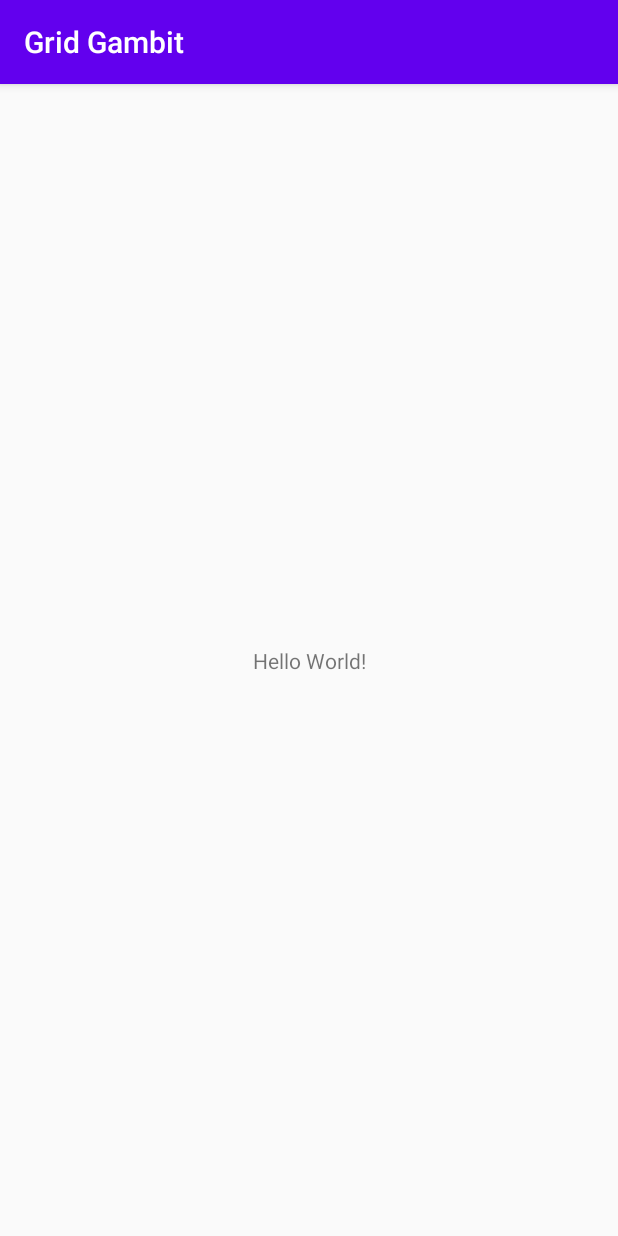
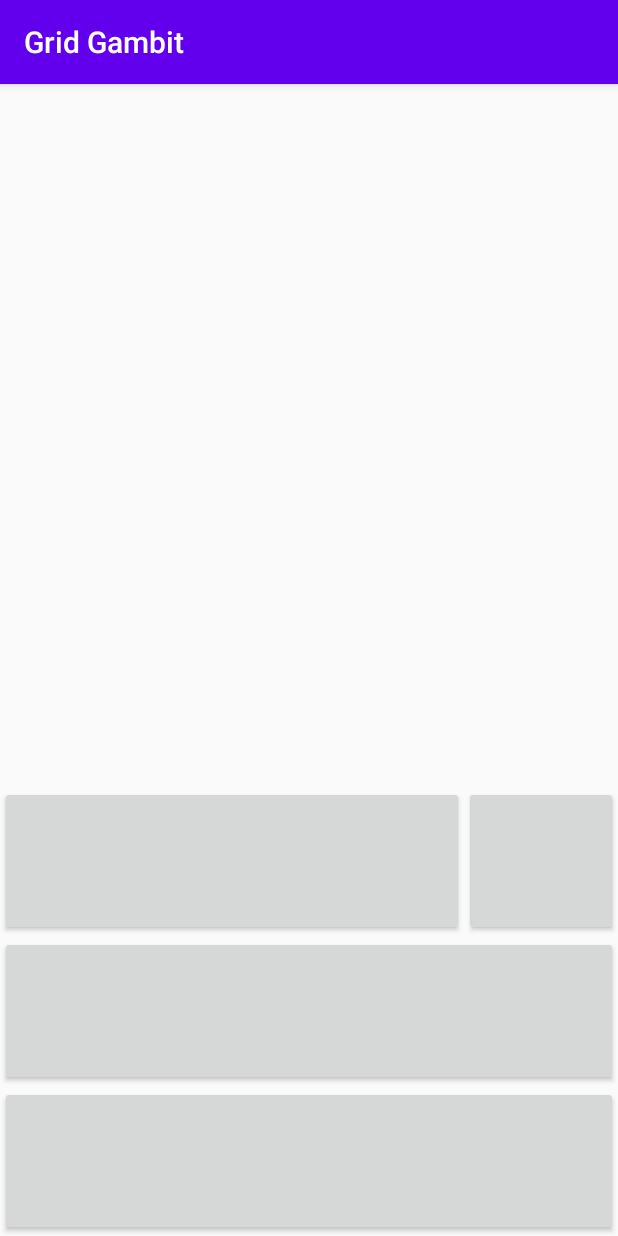
Before and after one commit to TeamoSupremo/GridGambit, an Android app: the screen it shows after launch (MainActivity), on a phone screen of 412 x 824 dp. Run offline under Robolectric (Android 15) with nearby library versions, the phone set to English and light mode, and no system bars.

Commit message:
button layout

```diff
--- a/app/src/main/res/layout/activity_main.xml
+++ b/app/src/main/res/layout/activity_main.xml
@@ -6,13 +6,108 @@
     android:layout_height="match_parent"
     tools:context=".MainActivity">
 
-    <TextView
+    <Button
+        android:id="@+id/sound_button"
         android:layout_width="wrap_content"
         android:layout_height="wrap_content"
-        android:text="Hello World!"
+        android:padding="0dp"
+        android:minHeight="0dp"
+        android:layout_margin="10dp"
+        android:minWidth="0dp"
+        app:layout_constraintStart_toStartOf="parent"
+        app:layout_constraintBottom_toTopOf="@+id/challenge_mode_layout"
+        />
+
+    <Button
+        android:id="@+id/info_button"
+        android:layout_width="wrap_content"
+        android:layout_height="wrap_content"
+        android:padding="0dp"
+        android:minHeight="0dp"
+        android:layout_margin="10dp"
+        android:minWidth="0dp"
+        app:layout_constraintEnd_toEndOf="parent"
+        app:layout_constraintBottom_toTopOf="@+id/challenge_mode_layout"
+        />
+
+    <LinearLayout
+        android:layout_width="match_parent"
+        android:layout_height="wrap_content"
+        android:orientation="horizontal"
+        app:layout_constraintBottom_toTopOf="@+id/endlessModeButton"
+        android:id="@+id/challenge_mode_layout">
+
+
+
+
+        <Button
+            android:id="@+id/challengeModeButton"
+            android:layout_width="match_parent"
+            android:layout_weight="1"
+            android:layout_height="100dp"
+            android:textSize="30sp"
+            android:paddingEnd="10dp"
+            android:paddingStart="0dp"
+            android:shadowColor="#12eaf4"
+            android:shadowDx="0.0"
+            android:shadowDy="0.0"
+            android:shadowRadius="20"
+            android:padding="5dp"
+            app:layout_constraintBottom_toTopOf="@+id/endlessModeButton"
+
+            android:textStyle="bold"
+            android:paddingRight="10dp"
+            android:paddingLeft="0dp" />
+
+        <Button
+            android:id="@+id/levelButton"
+            android:layout_width="match_parent"
+            android:layout_weight="3"
+            android:layout_height="100dp"
+            android:textStyle="bold"
+            android:shadowColor="#12eaf4"
+            android:shadowDx="0.0"
+            android:shadowDy="0.0"
+            android:shadowRadius="20"
+            android:textSize="30sp"
+            app:layout_constraintBottom_toTopOf="@+id/endlessModeButton" />
+
+    </LinearLayout>
+
+    <Button
+        android:id="@+id/endlessModeButton"
+        android:layout_width="match_parent"
+        android:layout_height="100dp"
+        android:textSize="30sp"
+        android:shadowColor="#12eeff"
+        android:shadowDx="0.0"
+        android:shadowDy="0.0"
+        android:shadowRadius="30"
+        android:padding="5dp"
+        android:paddingEnd="19dp"
+        android:paddingStart="0dp"
+        android:textStyle="bold"
+        app:layout_constraintBottom_toTopOf="@+id/achievementsButton"
+        android:paddingRight="19dp"
+        android:paddingLeft="0dp" />
+
+    <Button
+        android:id="@+id/achievementsButton"
+        android:layout_width="match_parent"
+        android:layout_height="100dp"
+        android:textSize="30sp"
+        android:shadowColor="#12eaf4"
+        android:shadowDx="0.0"
+        android:shadowDy="0.0"
+        android:shadowRadius="20"
+        android:padding="5dp"
+        android:textStyle="bold"
+        android:paddingEnd="19dp"
+        android:paddingStart="0dp"
         app:layout_constraintBottom_toBottomOf="parent"
-        app:layout_constraintLeft_toLeftOf="parent"
-        app:layout_constraintRight_toRightOf="parent"
-        app:layout_constraintTop_toTopOf="parent" />
+        android:paddingRight="19dp"
+        android:paddingLeft="0dp" />
+
+
 
 </androidx.constraintlayout.widget.ConstraintLayout>
```
